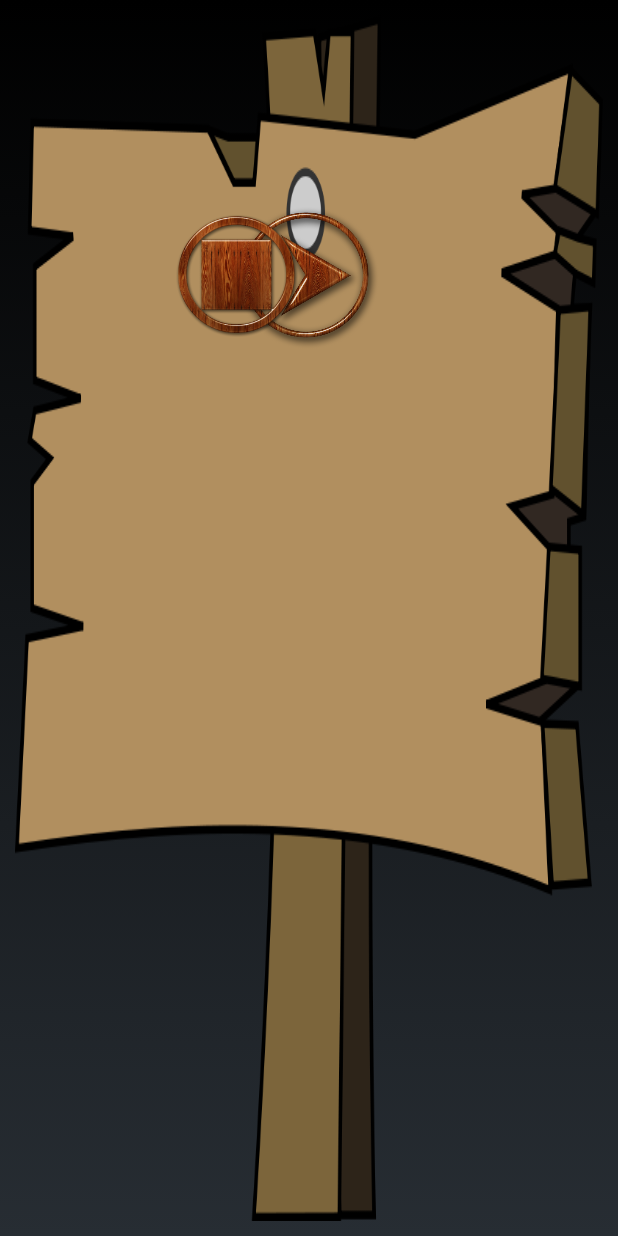
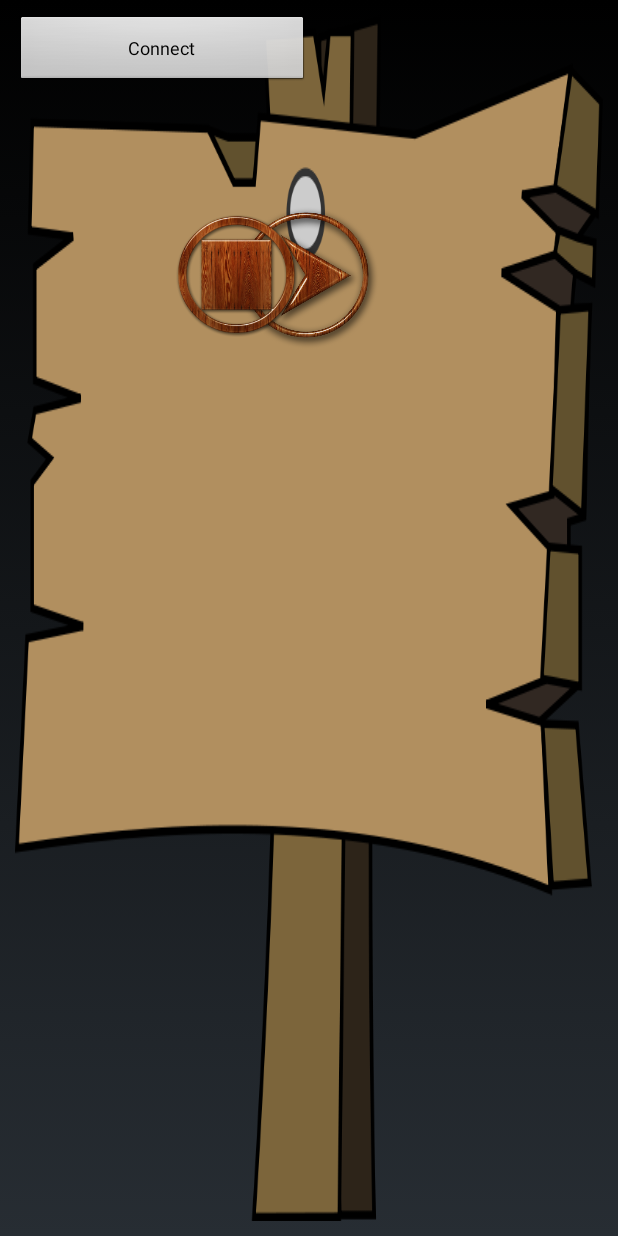
Before and after one commit to CaptainBlink/BrainWaveApp, an Android app: the layout pause_menu.xml on its own in the app's theme, with its tools: preview values and no code run, on a phone screen of 412 x 824 dp. Run offline under Robolectric (Android 15) with nearby library versions, the phone set to English and light mode, and no system bars; Roboto replaces fonts that are not available here.

Commit message:
connection moved
to game class

```diff
--- a/app/src/main/java/com/groupx/brainwaveapp/ThinkGearAcitivty.java
+++ b/app/src/main/java/com/groupx/brainwaveapp/ThinkGearAcitivty.java
@@ -9,6 +9,7 @@ import android.util.Log;
 import com.neurosky.thinkgear.TGDevice;
 import com.neurosky.thinkgear.*;
 import android.os.Handler;
+import android.view.MotionEvent;
 import android.view.View;
 import android.widget.Button;
 import android.widget.TextView;
@@ -69,10 +70,12 @@ public class ThinkGearAcitivty extends Activity{
                 case TGDevice.MSG_POOR_SIGNAL:
                     Log.v("HelloEEG", "PoorSignal: " + msg.arg1);
                 case TGDevice.MSG_ATTENTION:
+
                     Log.v("HelloEEG", "Attention: " + msg.arg1);
                     break;
                 case TGDevice.MSG_BLINK:
                     Log.v("HelloEEG", "Blink:" +msg.arg1);
+
                     break;
                 case TGDevice.MSG_RAW_DATA:
                     int rawValue = msg.arg1;
@@ -112,7 +115,6 @@ public class ThinkGearAcitivty extends Activity{
 */
 
     public void onDestroy(){
-        tgDevice.close();
         super.onDestroy();
     }
 
--- a/app/src/main/res/layout/pause_menu.xml
+++ b/app/src/main/res/layout/pause_menu.xml
@@ -47,6 +47,8 @@
         android:layout_marginRight="184dp"
         android:layout_marginEnd="184dp">
 
+
+
         <ImageView
 
             android:id="@+id/toMain"
@@ -58,5 +60,19 @@
             android:scaleType="fitXY"
             android:padding="10dp"  />
 
+
     </RelativeLayout>
+    <LinearLayout
+        xmlns:android="http://schemas.android.com/apk/res/android"
+        android:layout_height="wrap_content"
+        android:layout_width="fill_parent"
+        android:orientation="horizontal"
+        android:weightSum="1.0">
+    <Button
+        android:layout_height="wrap_content"
+        android:layout_weight=".5"
+        android:layout_width="0dip"
+        android:textSize="12sp"
+        android:id="@+id/button_connect" android:text="Connect"/>
+    </LinearLayout>
 </RelativeLayout>
```
Also changed, not shown: app/src/main/java/com/groupx/brainwaveapp/Game.java (+75 -2 lines), app/src/main/java/com/groupx/brainwaveapp/GamePanel.java (+18 -7 lines).
